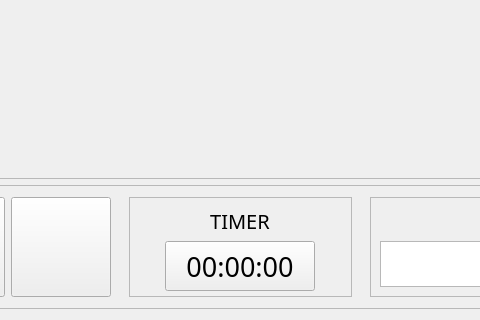
Old version of the form source/GameWindow/gamewindow.ui in the repository radinals/HanoiTower; both pictures show x 434 to 914 and y 517 to 837 of the 1331 by 837 pixel window.
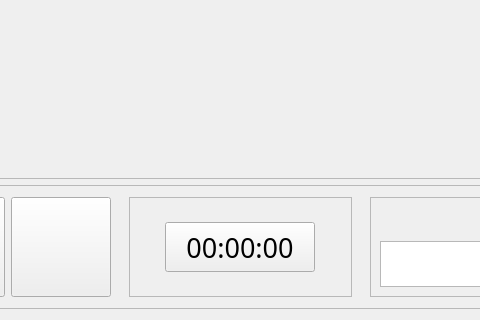
New version of the form.

Commit message: tweaked the timer output and ui

```diff
--- a/source/GameWindow/gamewindow.ui
+++ b/source/GameWindow/gamewindow.ui
@@ -236,7 +236,7 @@
          <enum>QFrame::Raised</enum>
         </property>
         <layout class="QGridLayout" name="gridLayout_2">
-         <item row="1" column="3">
+         <item row="0" column="3">
           <spacer name="horizontalSpacer_4">
            <property name="orientation">
             <enum>Qt::Horizontal</enum>
@@ -249,29 +249,7 @@
            </property>
           </spacer>
          </item>
-         <item row="0" column="1" colspan="2">
-          <widget class="QLabel" name="TimerLabel">
-           <property name="sizePolicy">
-            <sizepolicy hsizetype="Preferred" vsizetype="Fixed">
-             <horstretch>0</horstretch>
-             <verstretch>0</verstretch>
-            </sizepolicy>
-           </property>
-           <property name="font">
-            <font>
-             <family>BlexMono Nerd Font</family>
-             <pointsize>15</pointsize>
-            </font>
-           </property>
-           <property name="text">
-            <string>TIMER</string>
-           </property>
-           <property name="alignment">
-            <set>Qt::AlignCenter</set>
-           </property>
-          </widget>
-         </item>
-         <item row="1" column="0">
+         <item row="0" column="0">
           <spacer name="horizontalSpacer_3">
            <property name="orientation">
             <enum>Qt::Horizontal</enum>
@@ -284,7 +262,7 @@
            </property>
           </spacer>
          </item>
-         <item row="1" column="1" colspan="2">
+         <item row="0" column="1" colspan="2">
           <widget class="QPushButton" name="TimerOut">
            <property name="sizePolicy">
             <sizepolicy hsizetype="Fixed" vsizetype="Fixed">
```
The commit also changes 2 other files.
